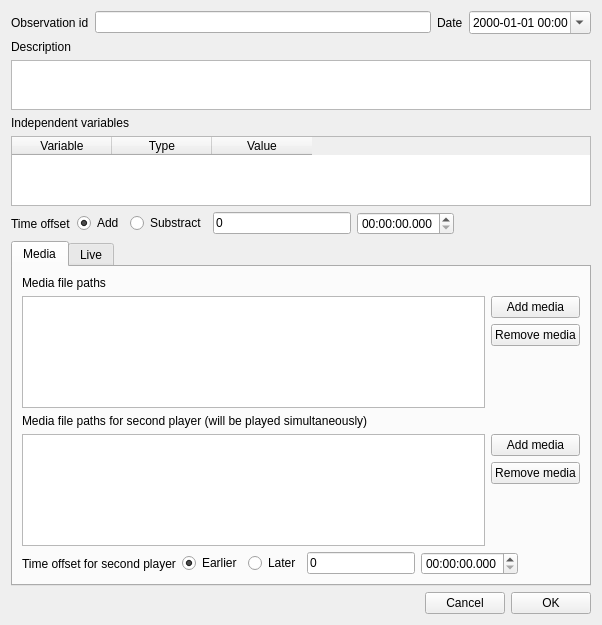
Old version of the form observation.ui in the repository olivierfriard/BORIS.
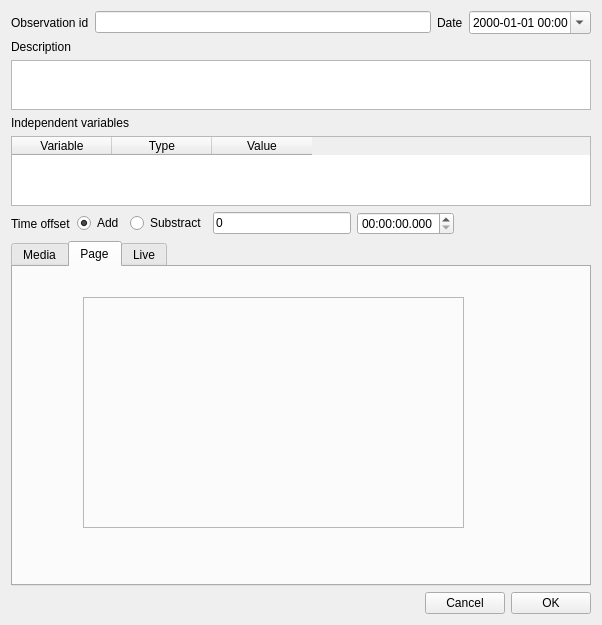
New version of the form. The open tabs and pages were chosen to show the change.

Commit message: improved add media in 'observation' window

The edit to the form file:
```diff
--- a/observation.ui
+++ b/observation.ui
@@ -347,6 +347,27 @@
          </item>
         </layout>
        </widget>
+       <widget class="QWidget" name="tab">
+        <attribute name="title">
+         <string>Page</string>
+        </attribute>
+        <widget class="QFrame" name="videoFrame">
+         <property name="geometry">
+          <rect>
+           <x>70</x>
+           <y>30</y>
+           <width>381</width>
+           <height>231</height>
+          </rect>
+         </property>
+         <property name="frameShape">
+          <enum>QFrame::StyledPanel</enum>
+         </property>
+         <property name="frameShadow">
+          <enum>QFrame::Raised</enum>
+         </property>
+        </widget>
+       </widget>
        <widget class="QWidget" name="tabLive">
         <attribute name="title">
          <string>Live</string>
```
The commit also changes 3 other files.
